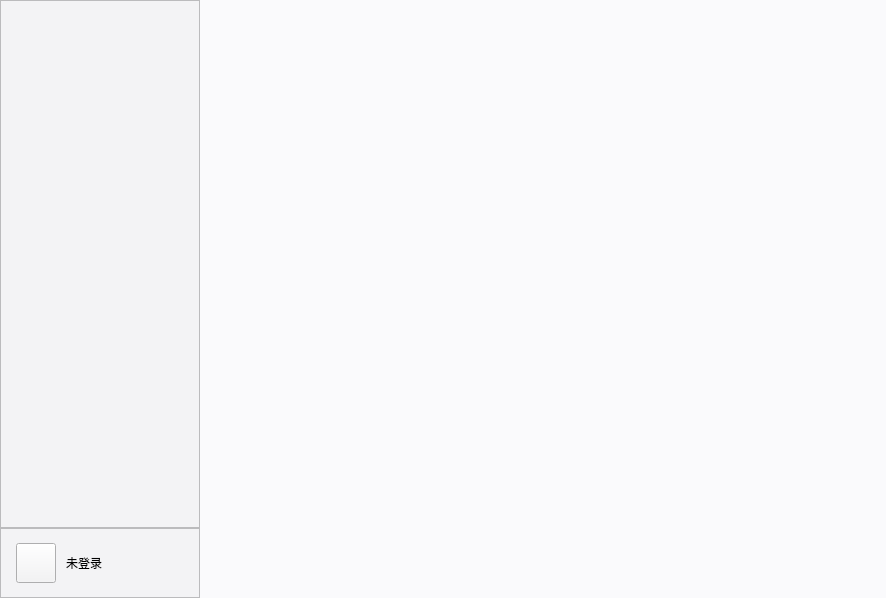
The window that main2window.ui (cuncinc/CloudMusic_Qt) describes before a commit, drawn with Qt 5.
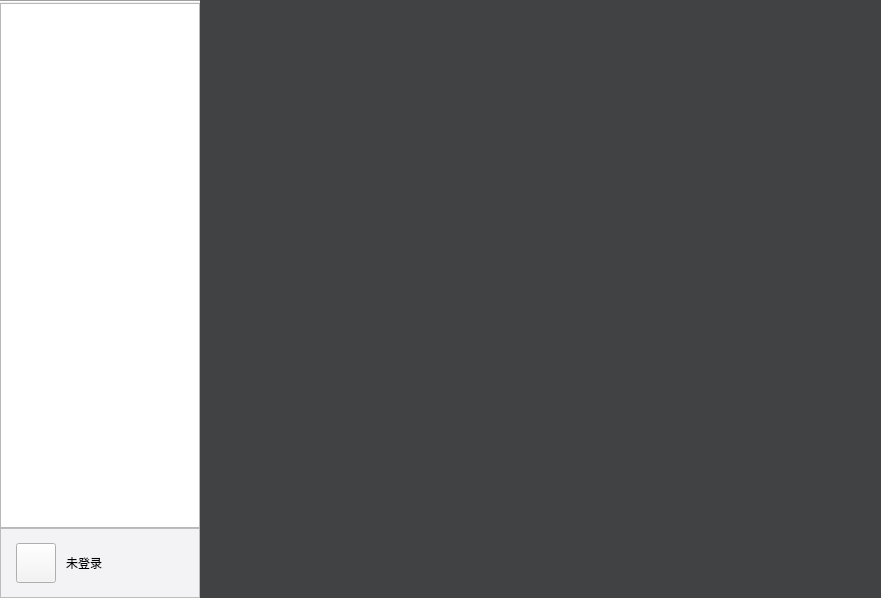
The same window after the commit. The open tabs and pages were chosen to show the change. Icons and pictures are not drawn. Custom widgets are drawn as their Qt base class.

```diff
--- a/main2window.ui
+++ b/main2window.ui
@@ -6,7 +6,7 @@
    <rect>
     <x>0</x>
     <y>0</y>
-    <width>886</width>
+    <width>881</width>
     <height>598</height>
    </rect>
   </property>
@@ -40,6 +40,13 @@
       <property name="spacing">
        <number>0</number>
       </property>
+      <item>
+       <widget class="Line" name="line">
+        <property name="orientation">
+         <enum>Qt::Horizontal</enum>
+        </property>
+       </widget>
+      </item>
       <item>
        <widget class="NavListView" name="navigation">
         <property name="sizePolicy">
@@ -69,7 +76,9 @@
          <bool>true</bool>
         </property>
         <property name="styleSheet">
-         <string notr="true">background-color: rgb(243, 243, 245);</string>
+         <string notr="true">items{
+	font-color = F3F3F5
+}</string>
         </property>
         <property name="frameShape">
          <enum>QFrame::StyledPanel</enum>
@@ -346,7 +355,10 @@
        <bool>false</bool>
       </property>
       <property name="styleSheet">
-       <string notr="true">background-color: rgb(250, 250, 252);</string>
+       <string notr="true">background-color: #404244</string>
+      </property>
+      <property name="currentIndex">
+       <number>1</number>
       </property>
       <widget class="QWidget" name="page"/>
       <widget class="QWidget" name="page_2"/>
```
Left out of the diff: 66 changed lines with no effect on the pictures.
